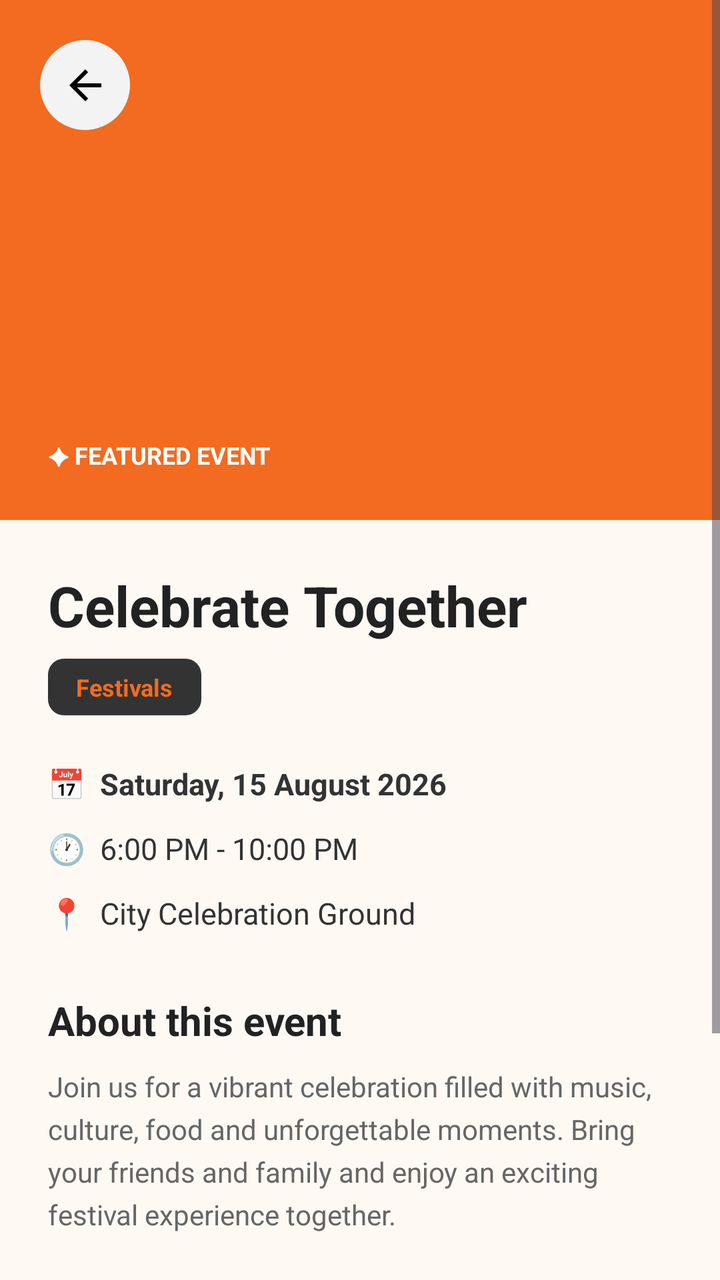
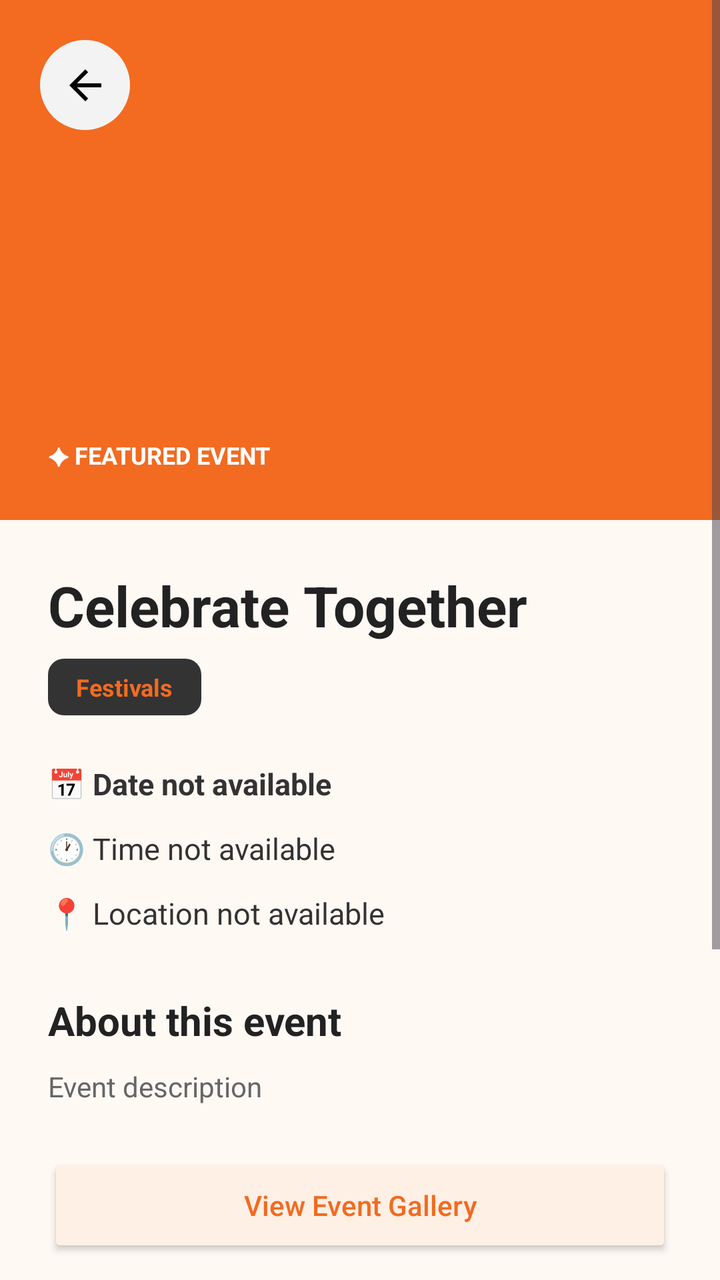

Two renders of the same Android screen: before a commit and after it. Below are the layout's source before the change and the commit's diff.
<!-- AndroidManifest.xml: application theme Theme.Festive_hub -->
<!-- res/layout/activity_event_details.xml -->
<?xml version="1.0" encoding="utf-8"?>
<ScrollView xmlns:android="http://schemas.android.com/apk/res/android"
    xmlns:app="http://schemas.android.com/apk/res-auto"
    android:layout_width="match_parent"
    android:layout_height="match_parent"
    android:background="#FFF9F4"
    android:fillViewport="true">

    <LinearLayout
        android:layout_width="match_parent"
        android:layout_height="wrap_content"
        android:orientation="vertical">

        <FrameLayout
            android:layout_width="match_parent"
            android:layout_height="260dp">

            <ImageView
                android:id="@+id/eventBannerImage"
                android:layout_width="match_parent"
                android:layout_height="match_parent"
                android:background="#F26B21"
                android:contentDescription="Event banner"
                android:scaleType="centerCrop" />

            <ImageButton
                android:id="@+id/btnBack"
                android:layout_width="45dp"
                android:layout_height="45dp"
                android:layout_margin="20dp"
                android:background="@drawable/bg_circle_light"
                android:contentDescription="Back"
                android:padding="10dp"
                app:srcCompat="@drawable/ic_arrow_back" />

            <TextView
                android:layout_width="wrap_content"
                android:layout_height="wrap_content"
                android:layout_gravity="bottom"
                android:layout_margin="24dp"
                android:text="✦ FEATURED EVENT"
                android:textColor="#FFFFFF"
                android:textSize="12sp"
                android:textStyle="bold" />

        </FrameLayout>

        <LinearLayout
            android:layout_width="match_parent"
            android:layout_height="wrap_content"
            android:orientation="vertical"
            android:padding="24dp">

            <TextView
                android:id="@+id/tvEventName"
                android:layout_width="match_parent"
                android:layout_height="wrap_content"
                android:text="Celebrate Together"
                android:textColor="#222222"
                android:textSize="28sp"
                android:textStyle="bold" />

            <TextView
                android:id="@+id/tvEventCategory"
                android:layout_width="wrap_content"
                android:layout_height="wrap_content"
                android:layout_marginTop="8dp"
                android:background="@drawable/bg_tag"
                android:paddingStart="14dp"
                android:paddingTop="6dp"
                android:paddingEnd="14dp"
                android:paddingBottom="6dp"
                android:text="Festivals"
                android:textColor="#F26B21"
                android:textSize="12sp"
                android:textStyle="bold" />

            <LinearLayout
                android:layout_width="match_parent"
                android:layout_height="wrap_content"
                android:layout_marginTop="24dp"
                android:orientation="vertical">

                <TextView
                    android:id="@+id/tvEventDate"
                    android:layout_width="match_parent"
                    android:layout_height="wrap_content"
                    android:text="📅  Saturday, 15 August 2026"
                    android:textColor="#333333"
                    android:textSize="15sp"
                    android:textStyle="bold" />

                <TextView
                    android:id="@+id/tvEventTime"
                    android:layout_width="match_parent"
                    android:layout_height="wrap_content"
                    android:layout_marginTop="12dp"
                    android:text="🕐  6:00 PM - 10:00 PM"
                    android:textColor="#333333"
                    android:textSize="15sp" />

                <TextView
                    android:id="@+id/tvEventLocation"
                    android:layout_width="match_parent"
                    android:layout_height="wrap_content"
                    android:layout_marginTop="12dp"
                    android:text="📍  City Celebration Ground"
                    android:textColor="#333333"
                    android:textSize="15sp" />

            </LinearLayout>

            <TextView
                android:layout_width="match_parent"
                android:layout_height="wrap_content"
                android:layout_marginTop="30dp"
                android:text="About this event"
                android:textColor="#222222"
                android:textSize="20sp"
                android:textStyle="bold" />

            <TextView
                android:id="@+id/tvEventDescription"
                android:layout_width="match_parent"
                android:layout_height="wrap_content"
                android:layout_marginTop="10dp"
                android:lineSpacingExtra="5dp"
                android:text="Join us for a vibrant celebration filled with music, culture, food and unforgettable moments. Bring your friends and family and enjoy an exciting festival experience together."
                android:textColor="#666666"
                android:textSize="14sp" />

            <Button
                android:id="@+id/btnBookEvent"
                android:layout_width="match_parent"
                android:layout_height="55dp"
                android:layout_marginTop="30dp"
                android:background="@drawable/bg_primary_button"
                android:text="Join Event"
                android:textAllCaps="false"
                android:textColor="#FFFFFF"
                android:textSize="15sp"
                android:textStyle="bold" />

            <Button
                android:id="@+id/btnShowQr"
                android:layout_width="match_parent"
                android:layout_height="55dp"
                android:layout_marginTop="12dp"
                android:text="SHOW MY QR CODE"
                android:textStyle="bold"
                android:textColor="#FFFFFF"
                android:backgroundTint="#F26B21" />

        </LinearLayout>

    </LinearLayout>

</ScrollView>
<!-- resources referenced by this layout -->
<resources>
  <!-- drawable bg_circle_light (drawable) -->
  <?xml version="1.0" encoding="utf-8"?>
  <shape xmlns:android="http://schemas.android.com/apk/res/android"
      android:shape="oval">
  
      <solid android:color="#F3F3F3"/>
  
  </shape>
  <!-- drawable bg_primary_button (drawable) -->
  <?xml version="1.0" encoding="utf-8"?>
  <selector xmlns:android="http://schemas.android.com/apk/res/android">
  
      <item android:state_pressed="true">
          <shape android:shape="rectangle">
              <solid android:color="#333333"/>
              <corners android:radius="12dp"/>
          </shape>
      </item>
  
      <item>
          <shape android:shape="rectangle">
              <solid android:color="#000000"/>
              <corners android:radius="12dp"/>
          </shape>
      </item>
  
  </selector>
  <!-- drawable bg_tag (drawable) -->
  <?xml version="1.0" encoding="utf-8"?>
  <shape xmlns:android="http://schemas.android.com/apk/res/android"
      android:shape="rectangle">
  
      <solid android:color="#333333"/>
  
      <corners android:radius="8dp"/>
  
  </shape>
  <!-- drawable ic_arrow_back (drawable) -->
  <vector xmlns:android="http://schemas.android.com/apk/res/android" android:autoMirrored="true" android:height="24dp" android:tint="#000000" android:viewportHeight="24" android:viewportWidth="24" android:width="24dp">
        
      <path android:fillColor="@android:color/white" android:pathData="M20,11H7.83l5.59,-5.59L12,4l-8,8 8,8 1.41,-1.41L7.83,13H20v-2z"/>
      
  </vector>
  <style name="Theme.Festive_hub" parent="Base.Theme.Festive_hub" />
  <style name="Base.Theme.Festive_hub" parent="Theme.Material3.DayNight.NoActionBar">
          
          
      </style>
</resources>

<!-- the commit's change to res/layout/activity_event_details.xml (unified diff, before → after) -->
@@ -85,7 +85,7 @@
                     android:id="@+id/tvEventDate"
                     android:layout_width="match_parent"
                     android:layout_height="wrap_content"
-                    android:text="📅  Saturday, 15 August 2026"
+                    android:text="📅 Date not available"
                     android:textColor="#333333"
                     android:textSize="15sp"
                     android:textStyle="bold" />
@@ -95,7 +95,7 @@
                     android:layout_width="match_parent"
                     android:layout_height="wrap_content"
                     android:layout_marginTop="12dp"
-                    android:text="🕐  6:00 PM - 10:00 PM"
+                    android:text="🕐 Time not available"
                     android:textColor="#333333"
                     android:textSize="15sp" />
 
@@ -104,7 +104,7 @@
                     android:layout_width="match_parent"
                     android:layout_height="wrap_content"
                     android:layout_marginTop="12dp"
-                    android:text="📍  City Celebration Ground"
+                    android:text="📍 Location not available"
                     android:textColor="#333333"
                     android:textSize="15sp" />
 
@@ -125,15 +125,36 @@
                 android:layout_height="wrap_content"
                 android:layout_marginTop="10dp"
                 android:lineSpacingExtra="5dp"
-                android:text="Join us for a vibrant celebration filled with music, culture, food and unforgettable moments. Bring your friends and family and enjoy an exciting festival experience together."
+                android:text="Event description"
                 android:textColor="#666666"
                 android:textSize="14sp" />
+
+            <Button
+                android:id="@+id/btnViewGallery"
+                android:layout_width="match_parent"
+                android:layout_height="52dp"
+                android:layout_marginTop="24dp"
+                android:backgroundTint="#FFF0E5"
+                android:text="View Event Gallery"
+                android:textAllCaps="false"
+                android:textColor="#F26B21" />
+
+            <Button
+                android:id="@+id/btnShareEvent"
+                android:layout_width="match_parent"
+                android:layout_height="52dp"
+                android:layout_marginTop="12dp"
+                android:backgroundTint="#F26B21"
+                android:text="↗ Share Event"
+                android:textAllCaps="false"
+                android:textColor="#FFFFFF"
+                android:textStyle="bold" />
 
             <Button
                 android:id="@+id/btnBookEvent"
                 android:layout_width="match_parent"
                 android:layout_height="55dp"
-                android:layout_marginTop="30dp"
+                android:layout_marginTop="24dp"
                 android:background="@drawable/bg_primary_button"
                 android:text="Join Event"
                 android:textAllCaps="false"
@@ -146,10 +167,11 @@
                 android:layout_width="match_parent"
                 android:layout_height="55dp"
                 android:layout_marginTop="12dp"
+                android:backgroundTint="#F26B21"
                 android:text="SHOW MY QR CODE"
-                android:textStyle="bold"
+                android:textAllCaps="false"
                 android:textColor="#FFFFFF"
-                android:backgroundTint="#F26B21" />
+                android:textStyle="bold" />
 
         </LinearLayout>
 
